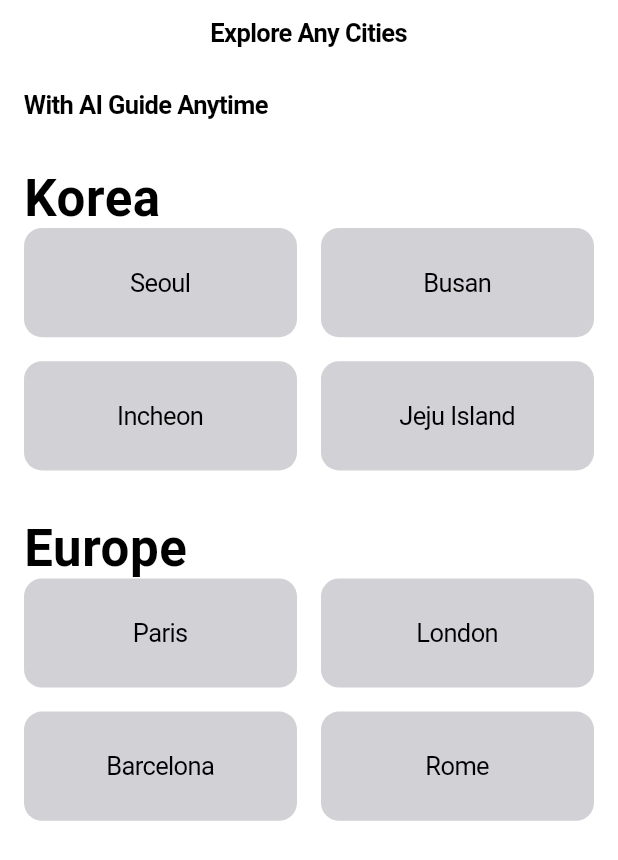
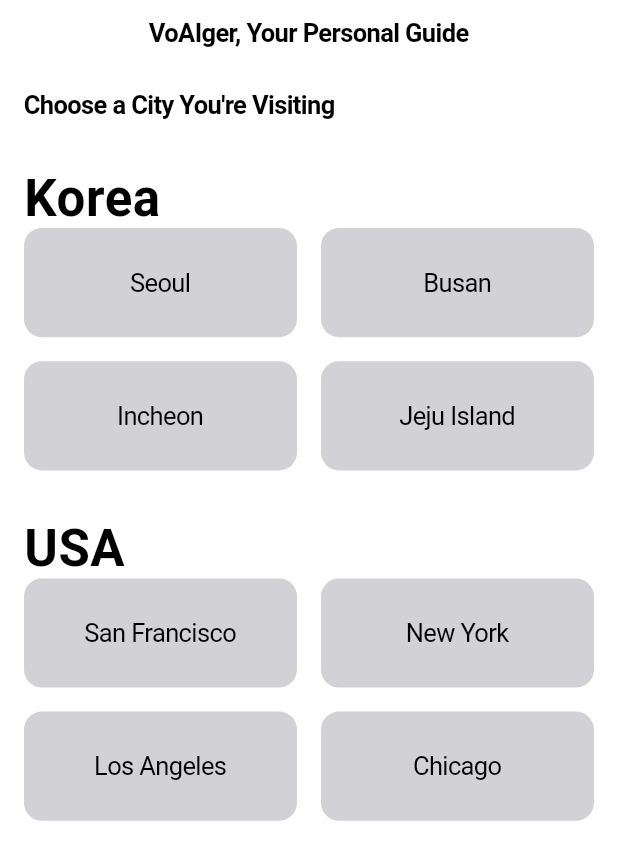
Before and after one commit to develpsh/VoAIger, a Flutter app: the screen it shows after launch, on a phone screen of 412 x 824 dp. Shown: the top 860 px of the screen. Run offline on Flutter 3.47's test engine with Material 3 defaults, Android fonts, the light colour scheme and no system bars; our stand-ins replace csv, geolocator, google_generative_ai, share_plus.

Commit message:
Modified a few words, and landmark description language to Eng By melody11sung

```diff
--- a/lib/landmarks_page.dart
+++ b/lib/landmarks_page.dart
@@ -151,11 +151,11 @@ class _LandmarksPageState extends State<LandmarksPage> {
               ),
               SizedBox(height: 8),
               // 동적으로 랜드마크 이름에 맞는 질문 생성
-              Text('• ${widget.landmarkName} 입장료는 얼마인가요?'),
+              Text('• ${widget.landmarkName} 입장료가 있나요?'),
               Text('• ${widget.landmarkName} 운영시간은 언제인가요?'),
               SizedBox(height: 16),
               Text(
-                '채팅 기록',
+                '대화 기록',
                 style: TextStyle(
                   fontSize: 18,
                   fontWeight: FontWeight.bold,
--- a/lib/main.dart
+++ b/lib/main.dart
@@ -24,7 +24,7 @@ class CitySelectionPage extends StatelessWidget {
   Widget build(BuildContext context) {
     return CupertinoPageScaffold(
       navigationBar: CupertinoNavigationBar(
-        middle: Text('Explore Any Cities'),
+        middle: Text("VoAIger, Your Personal Guide"),
       ),
       child: SafeArea(
         child: Column(
@@ -33,7 +33,7 @@ class CitySelectionPage extends StatelessWidget {
             Padding(
               padding: const EdgeInsets.all(16.0),
               child: Text(
-                'With AI Guide Anytime',
+                "Choose a City You're Visiting",
                 style: CupertinoTheme.of(context).textTheme.navTitleTextStyle,
               ),
             ),
@@ -42,8 +42,8 @@ class CitySelectionPage extends StatelessWidget {
             _buildCityGrid(
                 context, ['Seoul', 'Busan', 'Incheon', 'Jeju Island']),
             SizedBox(height: 32),
-            _buildSectionTitle(context, 'Europe'),
-            _buildCityGrid(context, ['Paris', 'London', 'Barcelona', 'Rome']),
+            _buildSectionTitle(context, 'USA'),
+            _buildCityGrid(context, ['San Francisco', 'New York', 'Los Angeles', 'Chicago']),
           ],
         ),
       ),
--- a/lib/seoul_page.dart
+++ b/lib/seoul_page.dart
@@ -8,7 +8,7 @@ class SeoulPage extends StatefulWidget {
 
 class _SeoulPageState extends State<SeoulPage> {
   List<String> _selectedCategories = [];
-  final List<String> _categoryOptions = ['역사', '문화', '예술', '식당', '쇼핑', '체험'];
+  final List<String> _categoryOptions = ['History', 'Culture', 'Art', 'Dining', 'Shopping', 'Experience'];
 
   @override
   Widget build(BuildContext context) {
@@ -33,7 +33,7 @@ class _SeoulPageState extends State<SeoulPage> {
                     ),
                   );
                 },
-                child: Text('Explore the Landmarks'),
+                child: Text("All Landmarks in Seoul"),
               ),
               SizedBox(height: 16),
               Container(
@@ -56,7 +56,7 @@ class _SeoulPageState extends State<SeoulPage> {
               ),
               SizedBox(height: 16),
               Text(
-                'Select Categories:',
+                "Travel Preferences (Multiple Choice)",
                 style: TextStyle(fontSize: 18, fontWeight: FontWeight.bold),
               ),
               SizedBox(height: 8),
--- a/pubspec.yaml
+++ b/pubspec.yaml
@@ -38,6 +38,7 @@ dependencies:
   google_generative_ai: ^0.4.5
   share_plus: ^10.0.2
   path_provider: ^2.0.11
+  intl: ^0.19.0
 
 
 
```
Also changed, not shown: lib/seoul_list_page.dart (+7 -6 lines), pubspec.lock.
